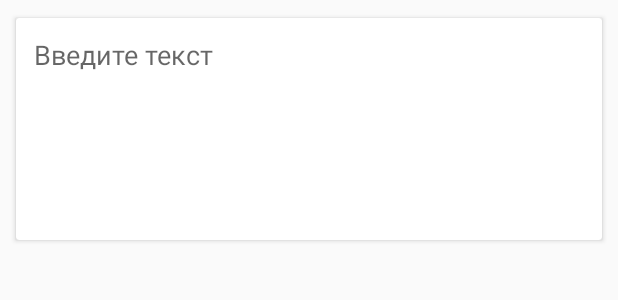
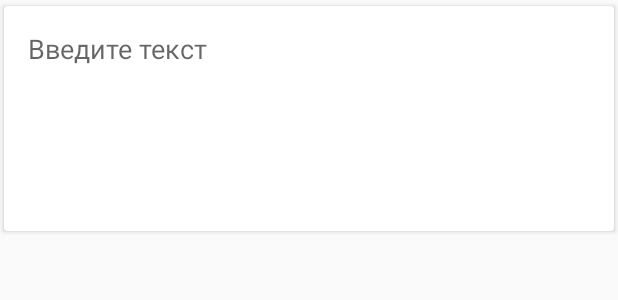
Before and after one commit to chichkanov/Yandex_Translate, an Android app: the layout view_et_translate.xml on its own in the app's theme, with its tools: preview values and no code run, on a phone screen of 412 x 824 dp. Shown: the top 300 px of the screen. Run offline under Robolectric (Android 15) with nearby library versions, the phone set to English and light mode, and no system bars.

Commit message:
support for landscape layout fixes for content overlapping

```diff
--- a/app/src/main/AndroidManifest.xml
+++ b/app/src/main/AndroidManifest.xml
@@ -16,7 +16,7 @@
             android:name=".NavigationActivity"
             android:label="@string/app_name"
             android:theme="@style/AppTheme.NoActionBar"
-            android:windowSoftInputMode="stateHidden|adjustResize">>
+            android:windowSoftInputMode="stateHidden|adjustPan">>
             <intent-filter>
                 <action android:name="android.intent.action.MAIN" />
 
--- a/app/src/main/java/com/chichkanov/yandex_translate/TranslateFragment.java
+++ b/app/src/main/java/com/chichkanov/yandex_translate/TranslateFragment.java
@@ -132,7 +132,7 @@ public class TranslateFragment extends Fragment {
 
     private void hideTranslatedForm() {
         translatedForm.clearText();
-        translatedForm.setVisibility(View.GONE);
+        translatedForm.setVisibility(View.INVISIBLE);
     }
 
     private void showTranslatedForm() {
--- a/app/src/main/res/layout/view_et_translate.xml
+++ b/app/src/main/res/layout/view_et_translate.xml
@@ -3,17 +3,15 @@
     xmlns:app="http://schemas.android.com/apk/res-auto"
     android:layout_width="wrap_content"
     android:layout_height="wrap_content"
-    android:layout_margin="@dimen/translate_form_margin"
     app:cardCornerRadius="2dp"
     app:cardElevation="2dp"
     app:cardUseCompatPadding="true">
 
     <RelativeLayout
         android:layout_width="match_parent"
-        android:layout_height="132dp"
-        android:layout_margin="@dimen/translate_form_margin"
+        android:layout_height="wrap_content"
         android:animateLayoutChanges="true"
-        android:padding="4dp">
+        android:padding="16dp">
 
         <EditText
             android:id="@+id/et_translate"
@@ -22,6 +20,7 @@
             android:background="@android:color/transparent"
             android:gravity="top|left"
             android:hint="@string/translate_hint"
+            android:imeOptions="flagNoExtractUi"
             android:lines="4"
             android:scrollbars="vertical" />
 
@@ -29,7 +28,8 @@
             android:id="@+id/btn_translate_clear"
             android:layout_width="wrap_content"
             android:layout_height="wrap_content"
-            android:layout_alignParentBottom="true"
+            android:layout_below="@+id/et_translate"
+            android:layout_marginTop="5dp"
             android:background="@android:color/transparent"
             android:visibility="invisible"
             app:srcCompat="@drawable/ic_clear" />
--- a/app/src/main/res/values/dimens.xml
+++ b/app/src/main/res/values/dimens.xml
@@ -5,6 +5,6 @@
     <dimen name="nav_header_vertical_spacing">16dp</dimen>
     <dimen name="nav_header_height">160dp</dimen>
     <dimen name="fab_margin">16dp</dimen>
-    <dimen name="translate_form_margin">8dp</dimen>
-    <dimen name="translated_form_margin">8dp</dimen>
+    <dimen name="translate_form_margin">6dp</dimen>
+    <dimen name="translated_form_margin">6dp</dimen>
 </resources>
```
Also changed, not shown: app/src/main/res/layout-land/fragment_translate.xml (added, +37 -0 lines), app/src/main/res/layout/fragment_translate.xml (+6 -2 lines), app/src/main/res/layout/view_form_translated.xml (+7 -5 lines).
